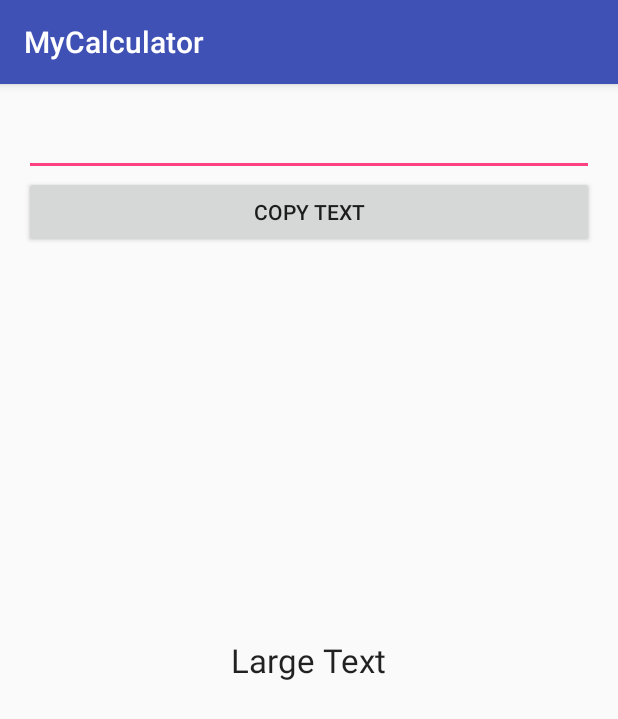
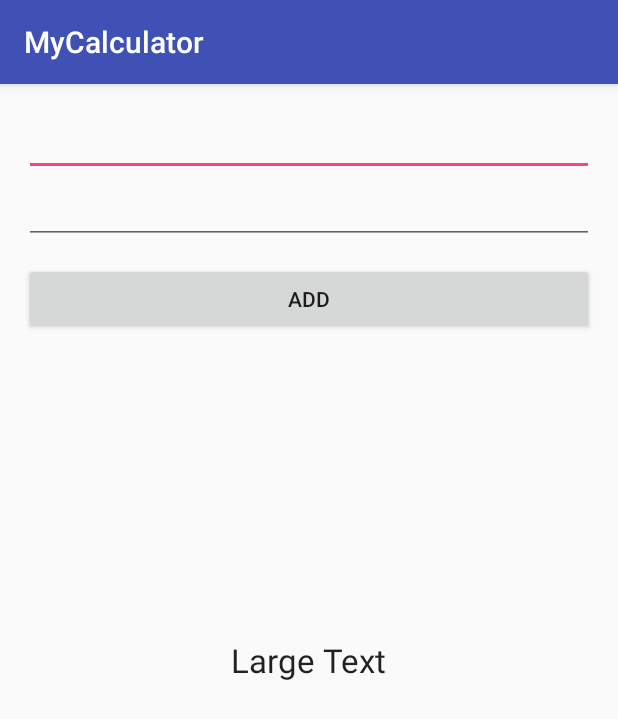
Before and after one commit to karankumarc/MyCalculator, an Android app: the screen it shows after launch (MainActivity), on a phone screen of 412 x 824 dp. Shown: the top 719 px of the screen. Run offline under Robolectric (Android 15) with nearby library versions, the phone set to English and light mode, and no system bars.

Commit message:
First version of calculator with add

```diff
--- a/app/src/main/java/com/techpalle/karan/mycalculator/MainActivity.java
+++ b/app/src/main/java/com/techpalle/karan/mycalculator/MainActivity.java
@@ -1,6 +1,5 @@
 package com.techpalle.karan.mycalculator;
 
-import android.app.Activity;
 import android.support.v7.app.AppCompatActivity;
 import android.os.Bundle;
 import android.view.View;
@@ -12,7 +11,7 @@ public class MainActivity extends AppCompatActivity {
     /*
     Declaration
      */
-    EditText editText;
+    EditText editTextFirst, editTextSecond;
     TextView textView; // = (TextView) findViewById(R.id.text_view); Causes runtime error (NullPointerException
 
     @Override
@@ -22,16 +21,30 @@ public class MainActivity extends AppCompatActivity {
 
         /* Initializing using findViewById
          */
-        editText = (EditText) findViewById(R.id.edit_text);
+        editTextFirst = (EditText) findViewById(R.id.edit_text_first_number);
+        editTextSecond = (EditText) findViewById(R.id.edit_text_second_number);
         textView = (TextView) findViewById(R.id.text_view);
     }
 
 
-    public void copyEditText(View view){
+    public void addTwoNumbers(View view){
         /*
         Write code to handle button click
          */
-        String textToBeCopied = editText.getText().toString();
-        textView.setText(textToBeCopied);
+        String firstNumberString = editTextFirst.getText().toString();
+        String secondNumberString = editTextSecond.getText().toString();
+
+        /*
+        Convert from String to Integers
+         */
+        int num1 = Integer.parseInt(firstNumberString);
+        int num2 = Integer.parseInt(secondNumberString);
+
+        int sum = num1+num2;
+
+        /*
+        Convert from Integer to String
+         */
+        textView.setText(""+sum);
     }
 }
--- a/app/src/main/res/layout/activity_main.xml
+++ b/app/src/main/res/layout/activity_main.xml
@@ -10,9 +10,10 @@
     tools:context="com.techpalle.karan.mycalculator.MainActivity">
 
     <EditText
+        android:inputType="number"
         android:layout_width="wrap_content"
         android:layout_height="wrap_content"
-        android:id="@+id/edit_text"
+        android:id="@+id/edit_text_first_number"
         android:layout_alignParentTop="true"
         android:layout_alignParentLeft="true"
         android:layout_alignParentStart="true"
@@ -22,14 +23,16 @@
     <Button
         android:layout_width="wrap_content"
         android:layout_height="wrap_content"
-        android:text="Copy Text"
+        android:text="Add"
         android:id="@+id/button"
-        android:layout_below="@+id/edit_text"
+        android:onClick="addTwoNumbers"
+        android:layout_below="@+id/edit_text_first_number"
+        android:layout_alignParentRight="true"
+        android:layout_alignParentEnd="true"
+        android:layout_marginTop="58dp"
         android:layout_alignParentLeft="true"
         android:layout_alignParentStart="true"
-        android:layout_alignRight="@+id/edit_text"
-        android:layout_alignEnd="@+id/edit_text"
-        android:onClick="copyEditText" />
+        android:nestedScrollingEnabled="true" />
 
     <TextView
         android:layout_width="wrap_content"
@@ -39,6 +42,17 @@
         android:id="@+id/text_view"
         android:layout_centerVertical="true"
         android:layout_centerHorizontal="true"
-        android:onClick="copyEditText"
         android:nestedScrollingEnabled="false" />
+
+    <EditText
+        android:layout_width="wrap_content"
+        android:layout_height="wrap_content"
+        android:inputType="number"
+        android:ems="10"
+        android:id="@+id/edit_text_second_number"
+        android:layout_below="@+id/edit_text_first_number"
+        android:layout_alignParentRight="true"
+        android:layout_alignParentEnd="true"
+        android:layout_alignParentLeft="true"
+        android:layout_alignParentStart="true" />
 </RelativeLayout>
```
